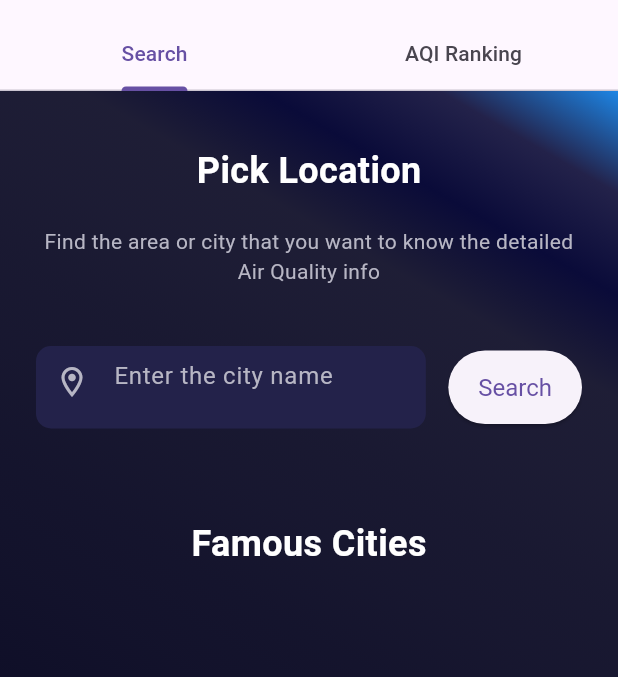
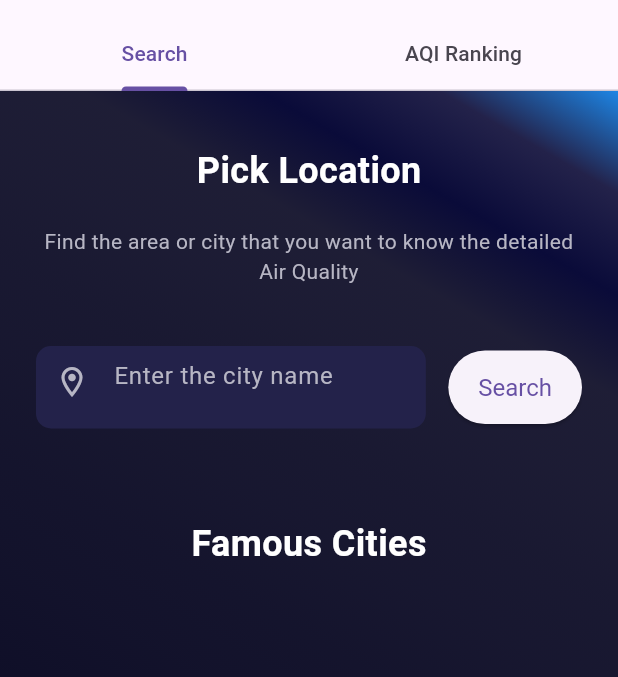
Before and after one commit to 1dissypatrick/AQIWeatherApp, a Flutter app: the SearchScreen screen opened directly, on a phone screen of 412 x 824 dp, the part 65-742 px from its top. Run offline on Flutter 3.47's test engine with Material 3 defaults, Android fonts, the phone set to English and light mode, and no system bars; our stand-ins replace camera, cloud_firestore, dio, firebase_auth, firebase_core, flutter_local_notifications and 4 more; missing offline and left inert: heart_bpm; accounts and stored records are empty; network calls fail.

Commit message:
Add files via upload

```diff
--- a/lib/screens/search_screen.dart
+++ b/lib/screens/search_screen.dart
@@ -77,9 +77,9 @@ class _SearchScreenState extends State<SearchScreen> with SingleTickerProviderSt
           children: [
             // Air quality icon
             Icon(
-              Icons.air,
+              Icons.air, // You can choose a different icon
               size: 24,
-              color: Colors.green,
+              color: Colors.green, // Change color as needed
             ),
             const SizedBox(width: 8), // Spacing between icon and text
             Text(
@@ -87,15 +87,15 @@ class _SearchScreenState extends State<SearchScreen> with SingleTickerProviderSt
               style: TextStyle(
                 fontSize: 24, // Increased font size
                 fontWeight: FontWeight.bold,
-                color: Colors.blueAccent,
+                color: Colors.blueAccent, // Change color as needed
               ),
             ),
             const SizedBox(width: 8), // Additional spacing
             // Additional decorative icon
             Icon(
-              Icons.cloud,
+              Icons.cloud, // You can choose a different icon
               size: 24,
-              color: Colors.blue,
+              color: Colors.blue, // Change color as needed
             ),
           ],
         ),
@@ -125,7 +125,7 @@ class _SearchScreenState extends State<SearchScreen> with SingleTickerProviderSt
 
               // Page subtitle
               const Text(
-                'Find the area or city that you want to know the detailed Air Quality info',
+                'Find the area or city that you want to know the detailed Air Quality',
                 style: TextStyles.subtitleText,
                 textAlign: TextAlign.center,
               ),
@@ -162,13 +162,6 @@ class _SearchScreenState extends State<SearchScreen> with SingleTickerProviderSt
                   decoration: BoxDecoration(
                     borderRadius: BorderRadius.circular(15),
                     color: AppColors.accentBlue,
-                    boxShadow: [
-                      BoxShadow(
-                        color: Colors.black.withOpacity(0.1),
-                        blurRadius: 10,
-                        offset: Offset(0, 5),
-                      ),
-                    ],
                   ),
                   child: Row(
                     mainAxisAlignment: MainAxisAlignment.spaceBetween,
@@ -201,6 +194,7 @@ class _SearchScreenState extends State<SearchScreen> with SingleTickerProviderSt
                               ),
                             ),
                           ],
+                          // Display wind speed and humidity
                           const SizedBox(height: 10),
                           Text(
                             'Wind Speed: ${_weather!.wind.speed} m/s',
```
